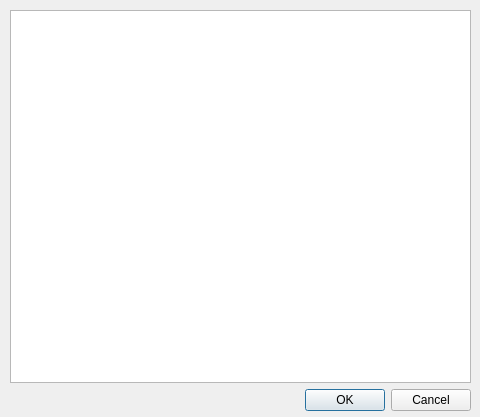
First picture: the form in src/resultdialog.ui, repository phScholz/myBAM, before the edit.
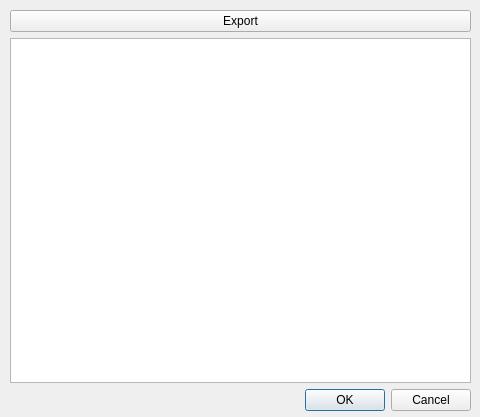
Second picture: the form after the edit.

The edit to the form file:
```diff
--- a/src/resultdialog.ui
+++ b/src/resultdialog.ui
@@ -23,6 +23,13 @@
     </rect>
    </property>
    <layout class="QVBoxLayout" name="verticalLayout">
+    <item>
+     <widget class="QPushButton" name="exportButton">
+      <property name="text">
+       <string>Export</string>
+      </property>
+     </widget>
+    </item>
     <item>
      <widget class="QPlainTextEdit" name="resultBox"/>
     </item>
```
